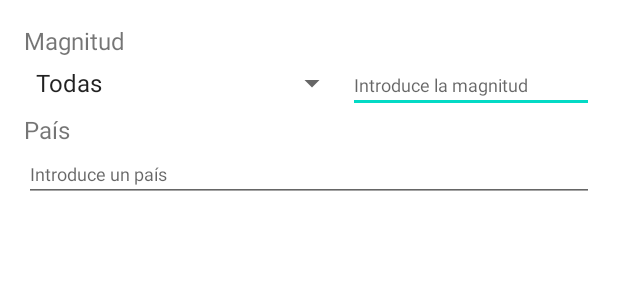
After one commit to alexaib2002/android-earthquake-visualizer, an Android app: the layout fragment_filter_dialog.xml on its own in the app's theme, with its tools: preview values and no code run, on a phone screen of 412 x 824 dp. The commit adds this screen. Shown: the top 300 px of the screen. Run offline under Robolectric (Android 15) with nearby library versions, the phone set to English and light mode, and no system bars.

Commit message:
Implemented basic filter dialog, several improvements

```diff
--- a/app/src/main/res/layout/activity_main.xml
+++ b/app/src/main/res/layout/activity_main.xml
@@ -13,17 +13,17 @@
         android:layout_marginStart="8dp"
         android:layout_marginTop="8dp"
         android:text="@string/filter_btn"
-        app:layout_constraintEnd_toStartOf="@+id/clearBtn"
+        app:layout_constraintEnd_toStartOf="@+id/queryBtn"
         app:layout_constraintStart_toStartOf="parent"
         app:layout_constraintTop_toTopOf="parent" />
 
     <Button
-        android:id="@+id/clearBtn"
+        android:id="@+id/queryBtn"
         android:layout_width="wrap_content"
         android:layout_height="wrap_content"
         android:layout_marginTop="8dp"
         android:layout_marginEnd="8dp"
-        android:text="@string/clear_btn"
+        android:text="@string/query_btn"
         app:layout_constraintEnd_toEndOf="parent"
         app:layout_constraintStart_toEndOf="@+id/filterBtn"
         app:layout_constraintTop_toTopOf="parent" />
--- /dev/null
+++ b/app/src/main/res/layout/fragment_filter_dialog.xml
@@ -0,0 +1,55 @@
+<?xml version="1.0" encoding="utf-8"?>
+<LinearLayout xmlns:android="http://schemas.android.com/apk/res/android"
+    xmlns:tools="http://schemas.android.com/tools"
+    android:layout_width="match_parent"
+    android:layout_height="match_parent"
+    android:orientation="vertical"
+    android:padding="16dp"
+    tools:context=".FilterDialog">
+
+    <TextView
+        android:layout_width="match_parent"
+        android:layout_height="wrap_content"
+        android:text="Magnitud"
+        android:textSize="16sp" />
+
+    <LinearLayout
+        android:layout_width="match_parent"
+        android:layout_height="wrap_content"
+        android:orientation="horizontal">
+
+        <Spinner
+            android:id="@+id/operatorSpn"
+            android:layout_width="wrap_content"
+            android:layout_height="wrap_content"
+            android:layout_weight="1"
+            android:entries="@array/operators" />
+
+        <EditText
+            android:id="@+id/valueEditText"
+            android:layout_width="wrap_content"
+            android:layout_height="wrap_content"
+            android:layout_weight="1"
+            android:ems="10"
+            android:hint="Introduce la magnitud"
+            android:inputType="textPersonName"
+            android:textSize="12sp" />
+
+    </LinearLayout>
+
+    <TextView
+        android:layout_width="match_parent"
+        android:layout_height="wrap_content"
+        android:text="País"
+        android:textSize="16sp" />
+
+    <EditText
+        android:id="@+id/countryEditText"
+        android:layout_width="match_parent"
+        android:layout_height="wrap_content"
+        android:ems="10"
+        android:hint="Introduce un país"
+        android:inputType="text"
+        android:textSize="12sp" />
+
+</LinearLayout>
--- /dev/null
+++ b/app/src/main/res/values/arrays.xml
@@ -0,0 +1,11 @@
+<?xml version="1.0" encoding="utf-8"?>
+<resources>
+    <string-array name="operators">
+        <item>Todas</item>
+        <item>Mayor que</item>
+        <item>Menor que</item>
+        <item>Igual que</item>
+        <item>Mayor o igual que</item>
+        <item>Menor o igual que</item>
+    </string-array>
+</resources>
--- a/app/src/main/res/values/strings.xml
+++ b/app/src/main/res/values/strings.xml
@@ -1,6 +1,6 @@
 <resources>
     <string name="app_name">Earthquake Visualizer</string>
-    <string name="clear_btn">Limpiar filtros</string>
+    <string name="query_btn">Consultar</string>
     <string name="filter_btn">Filtrar</string>
     <!-- TODO: Remove or change this placeholder text -->
     <string name="hello_blank_fragment">Hello blank fragment</string>
```
Also changed, not shown: app/src/main/java/org/dam/earthquakevisualizer/FilterDialog.java (added, +32 -0 lines), app/src/main/java/org/dam/earthquakevisualizer/MainActivity.java (+13 -2 lines).
